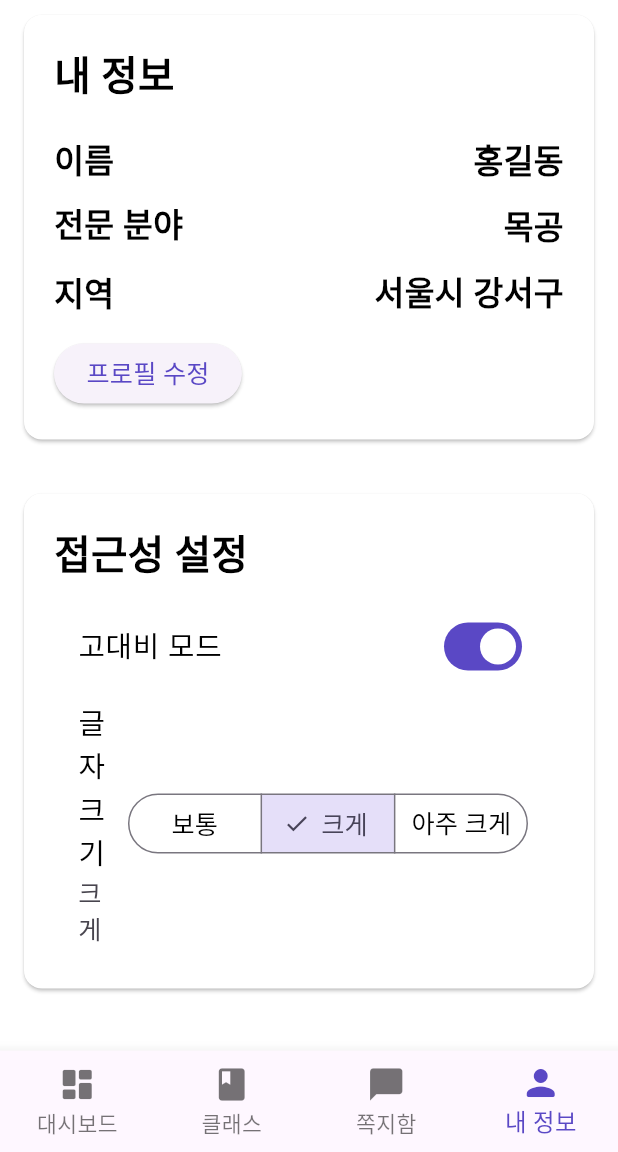
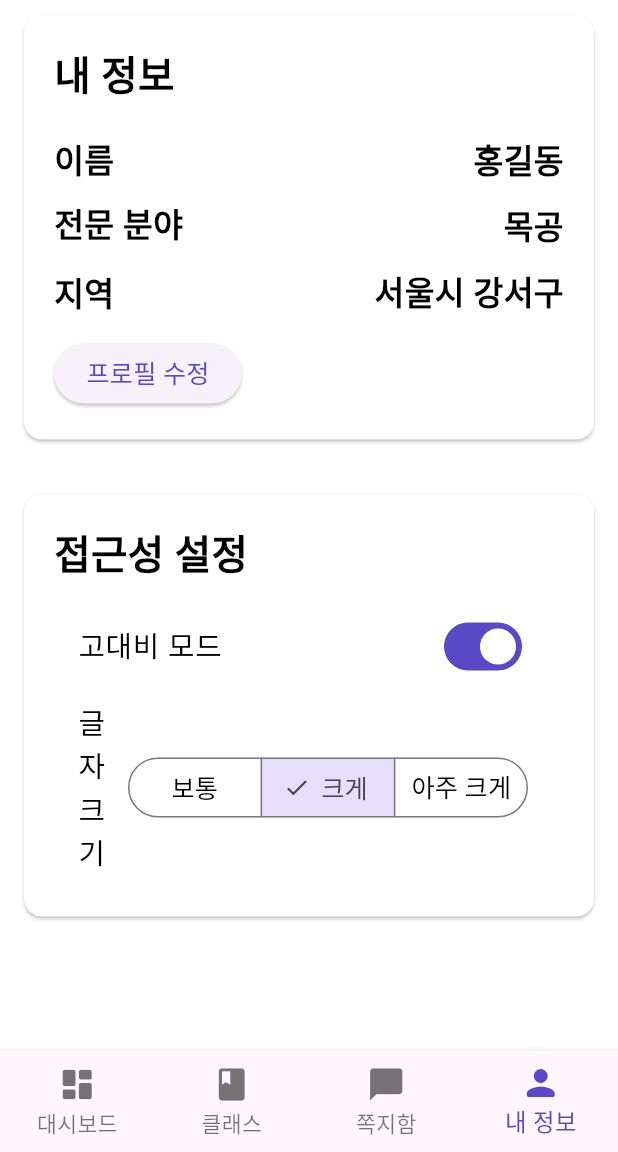
Before and after one commit to K-Hackathon-01z/eum-front, a Flutter app: the ArtistShellScreen screen opened by its route, item 4 of the bottom bar chosen, on a phone screen of 412 x 824 dp, the part 84-1236 px from its top. Run offline on Flutter 3.47's test engine with Material 3 defaults, Android fonts, the phone set to English and light mode, and no system bars; our stand-ins replace flutter_svg.

Commit message:
fix:접근성 버그 수정

```diff
--- a/lib/screens/artist/profile.dart
+++ b/lib/screens/artist/profile.dart
@@ -39,7 +39,6 @@ class ProfilePage extends StatelessWidget {
           ),
           ListTile(
             title: const Text('글자 크기'),
-            subtitle: Text(textScale >= 1.3 ? '아주 크게' : (textScale >= 1.15 ? '크게' : '보통')),
             trailing: SegmentedButton<double>(
               segments: const [
                 ButtonSegment(value: 1.0, label: Text('보통')),
```
